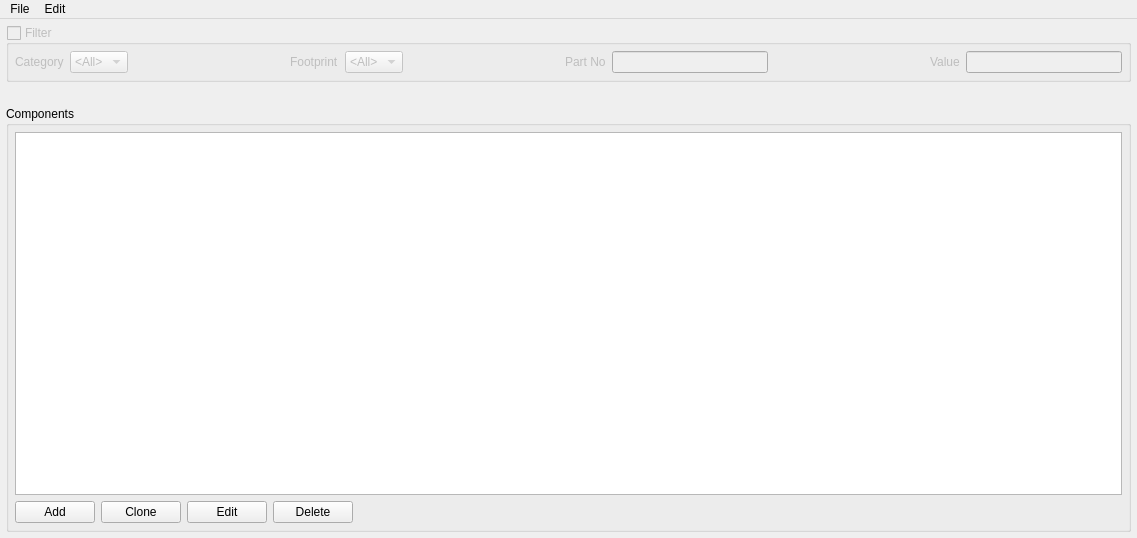
Qt form main_window.ui (MikaelStrom/compdb) before a commit.
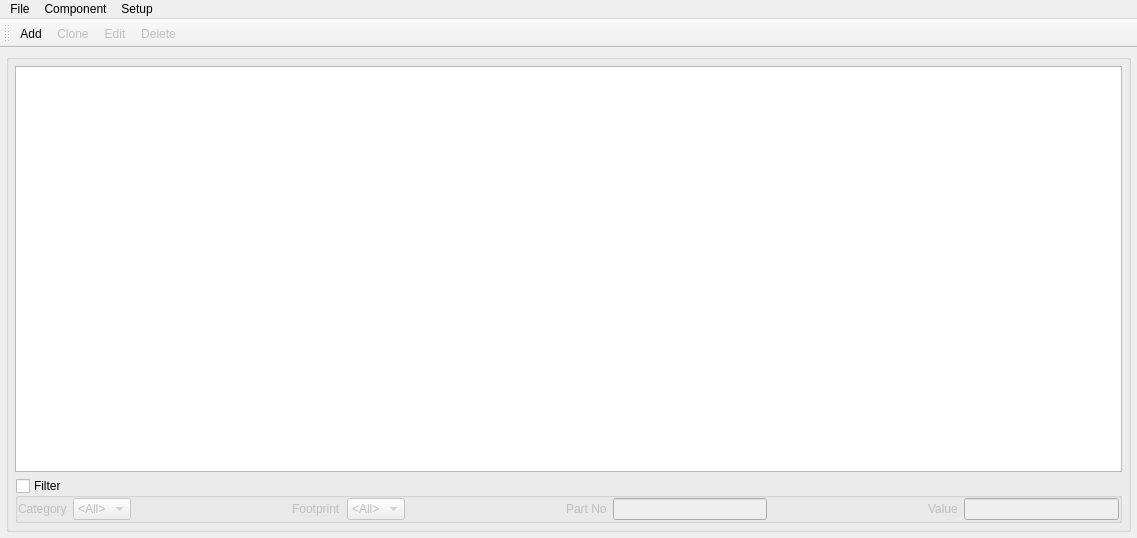
The same form after that commit.

Commit message: Gui state, close database, naming, consistency

```diff
--- a/main_window.ui
+++ b/main_window.ui
@@ -37,9 +37,58 @@
      <number>6</number>
     </property>
     <item>
+     <widget class="QGroupBox" name="group_components">
+      <property name="enabled">
+       <bool>true</bool>
+      </property>
+      <property name="title">
+       <string/>
+      </property>
+      <layout class="QVBoxLayout" name="verticalLayout_2">
+       <property name="leftMargin">
+        <number>6</number>
+       </property>
+       <property name="topMargin">
+        <number>6</number>
+       </property>
+       <property name="rightMargin">
+        <number>6</number>
+       </property>
+       <property name="bottomMargin">
+        <number>6</number>
+       </property>
+       <item>
+        <widget class="QTableView" name="tableView">
+         <property name="alternatingRowColors">
+          <bool>true</bool>
+         </property>
+         <property name="selectionMode">
+          <enum>QAbstractItemView::SingleSelection</enum>
+         </property>
+         <property name="selectionBehavior">
+          <enum>QAbstractItemView::SelectRows</enum>
+         </property>
+         <property name="showGrid">
+          <bool>false</bool>
+         </property>
+         <property name="gridStyle">
+          <enum>Qt::DotLine</enum>
+         </property>
+         <property name="sortingEnabled">
+          <bool>true</bool>
+         </property>
+         <attribute name="verticalHeaderDefaultSectionSize">
+          <number>20</number>
+         </attribute>
+         <attribute name="verticalHeaderMinimumSectionSize">
+          <number>20</number>
+         </attribute>
+        </widget>
+       </item>
+       <item>
      <widget class="QGroupBox" name="group_filter">
       <property name="enabled">
-       <bool>false</bool>
+          <bool>true</bool>
       </property>
       <property name="focusPolicy">
        <enum>Qt::StrongFocus</enum>
@@ -47,6 +96,9 @@
       <property name="title">
        <string>Filter</string>
       </property>
+         <property name="flat">
+          <bool>false</bool>
+         </property>
       <property name="checkable">
        <bool>true</bool>
       </property>
@@ -54,17 +106,20 @@
        <bool>false</bool>
       </property>
       <layout class="QHBoxLayout" name="horizontalLayout_3">
+          <property name="sizeConstraint">
+           <enum>QLayout::SetMinimumSize</enum>
+          </property>
        <property name="leftMargin">
-        <number>6</number>
+           <number>0</number>
        </property>
        <property name="topMargin">
-        <number>6</number>
+           <number>0</number>
        </property>
        <property name="rightMargin">
-        <number>6</number>
+           <number>0</number>
        </property>
        <property name="bottomMargin">
-        <number>6</number>
+           <number>0</number>
        </property>
        <item>
         <widget class="QLabel" name="label_2">
@@ -177,115 +232,6 @@
       <zorder>le_part_no</zorder>
      </widget>
     </item>
-    <item>
-     <widget class="QGroupBox" name="groupBox_2">
-      <property name="title">
-       <string>Components</string>
-      </property>
-      <layout class="QVBoxLayout" name="verticalLayout_2">
-       <property name="leftMargin">
-        <number>6</number>
-       </property>
-       <property name="topMargin">
-        <number>6</number>
-       </property>
-       <property name="rightMargin">
-        <number>6</number>
-       </property>
-       <property name="bottomMargin">
-        <number>6</number>
-       </property>
-       <item>
-        <widget class="QTableView" name="tableView">
-         <property name="alternatingRowColors">
-          <bool>true</bool>
-         </property>
-         <property name="selectionMode">
-          <enum>QAbstractItemView::SingleSelection</enum>
-         </property>
-         <property name="selectionBehavior">
-          <enum>QAbstractItemView::SelectRows</enum>
-         </property>
-         <property name="showGrid">
-          <bool>false</bool>
-         </property>
-         <property name="gridStyle">
-          <enum>Qt::DotLine</enum>
-         </property>
-         <property name="sortingEnabled">
-          <bool>true</bool>
-         </property>
-         <attribute name="verticalHeaderDefaultSectionSize">
-          <number>20</number>
-         </attribute>
-         <attribute name="verticalHeaderMinimumSectionSize">
-          <number>20</number>
-         </attribute>
-        </widget>
-       </item>
-       <item>
-        <layout class="QHBoxLayout" name="horizontalLayout_2">
-         <property name="spacing">
-          <number>-1</number>
-         </property>
-         <property name="sizeConstraint">
-          <enum>QLayout::SetDefaultConstraint</enum>
-         </property>
-         <property name="topMargin">
-          <number>0</number>
-         </property>
-         <item>
-          <widget class="QPushButton" name="pb_add">
-           <property name="text">
-            <string>Add</string>
-           </property>
-          </widget>
-         </item>
-         <item>
-          <widget class="QPushButton" name="pb_clone">
-           <property name="enabled">
-            <bool>true</bool>
-           </property>
-           <property name="text">
-            <string>Clone</string>
-           </property>
-          </widget>
-         </item>
-         <item>
-          <widget class="QPushButton" name="pb_edit">
-           <property name="enabled">
-            <bool>true</bool>
-           </property>
-           <property name="text">
-            <string>Edit</string>
-           </property>
-          </widget>
-         </item>
-         <item>
-          <widget class="QPushButton" name="pb_delete">
-           <property name="enabled">
-            <bool>true</bool>
-           </property>
-           <property name="text">
-            <string>Delete</string>
-           </property>
-          </widget>
-         </item>
-         <item>
-          <spacer name="horizontalSpacer_2">
-           <property name="orientation">
-            <enum>Qt::Horizontal</enum>
-           </property>
-           <property name="sizeHint" stdset="0">
-            <size>
-             <width>1</width>
-             <height>1</height>
-            </size>
-           </property>
-          </spacer>
-         </item>
-        </layout>
-       </item>
       </layout>
      </widget>
     </item>
@@ -307,21 +253,52 @@
     <property name="title">
      <string>File</string>
     </property>
-    <addaction name="actionOpen"/>
-    <addaction name="actionNew"/>
+    <addaction name="action_open"/>
+    <addaction name="action_new"/>
+    <addaction name="action_close"/>
+    <addaction name="action_exit"/>
    </widget>
    <widget class="QMenu" name="menuEdit">
     <property name="title">
-     <string>Edit</string>
+     <string>Setup</string>
     </property>
-    <addaction name="actionCategory"/>
-    <addaction name="actionFootprint"/>
-    <addaction name="actionType"/>
+    <addaction name="action_category"/>
+    <addaction name="action_footprint"/>
+    <addaction name="action_type"/>
+    <addaction name="action_temp"/>
+   </widget>
+   <widget class="QMenu" name="menuComponent">
+    <property name="title">
+     <string>Component</string>
+    </property>
+    <addaction name="action_add"/>
+    <addaction name="action_clone"/>
+    <addaction name="action_edit"/>
+    <addaction name="action_delete"/>
    </widget>
    <addaction name="menuFile"/>
+   <addaction name="menuComponent"/>
    <addaction name="menuEdit"/>
   </widget>
-  <action name="actionOpen">
+  <widget class="QToolBar" name="toolBar">
+   <property name="enabled">
+    <bool>true</bool>
+   </property>
+   <property name="windowTitle">
+    <string>toolBar</string>
+   </property>
+   <attribute name="toolBarArea">
+    <enum>TopToolBarArea</enum>
+   </attribute>
+   <attribute name="toolBarBreak">
+    <bool>false</bool>
+   </attribute>
+   <addaction name="action_add"/>
+   <addaction name="action_clone"/>
+   <addaction name="action_edit"/>
+   <addaction name="action_delete"/>
+  </widget>
+  <action name="action_open">
    <property name="text">
     <string>Open database...</string>
    </property>
@@ -332,9 +309,9 @@
     <string>Ctrl+O</string>
    </property>
   </action>
-  <action name="actionCategory">
+  <action name="action_category">
    <property name="text">
-    <string>Edit Categories</string>
+    <string>Categories</string>
    </property>
    <property name="toolTip">
     <string>Edit Categories</string>
@@ -343,9 +320,9 @@
     <string>Ctrl+C</string>
    </property>
   </action>
-  <action name="actionType">
+  <action name="action_type">
    <property name="text">
-    <string>Edit Mounting</string>
+    <string>Mounting</string>
    </property>
    <property name="toolTip">
     <string>Edit Types</string>
@@ -354,9 +331,9 @@
     <string>Ctrl+M</string>
    </property>
   </action>
-  <action name="actionFootprint">
+  <action name="action_footprint">
    <property name="text">
-    <string>Edit Footprints</string>
+    <string>Footprints</string>
    </property>
    <property name="toolTip">
     <string>Edit Footprints</string>
@@ -365,7 +342,7 @@
     <string>Ctrl+F</string>
    </property>
   </action>
-  <action name="actionNew">
+  <action name="action_new">
    <property name="text">
     <string>New database...</string>
    </property>
@@ -373,9 +350,66 @@
     <string>Ctrl+N</string>
    </property>
   </action>
-  <action name="actionAdd">
+  <action name="action_add">
    <property name="text">
     <string>Add</string>
+   </property>
+   <property name="shortcut">
+    <string>Ctrl+A</string>
+   </property>
+  </action>
+  <action name="action_clone">
+   <property name="enabled">
+    <bool>false</bool>
+   </property>
+   <property name="text">
+    <string>Clone</string>
+   </property>
+   <property name="shortcut">
+    <string>Ctrl+L</string>
+   </property>
+  </action>
+  <action name="action_edit">
+   <property name="enabled">
+    <bool>false</bool>
+   </property>
+   <property name="text">
+    <string>Edit</string>
+   </property>
+   <property name="shortcut">
+    <string>Ctrl+E</string>
+   </property>
+  </action>
+  <action name="action_delete">
+   <property name="enabled">
+    <bool>false</bool>
+   </property>
+   <property name="text">
+    <string>Delete</string>
+   </property>
+   <property name="shortcut">
+    <string>Ctrl+X</string>
+   </property>
+  </action>
+  <action name="action_exit">
+   <property name="enabled">
+    <bool>true</bool>
+   </property>
+   <property name="text">
+    <string>Exit</string>
+   </property>
+  </action>
+  <action name="action_temp">
+   <property name="text">
+    <string>Temperature rating</string>
+   </property>
+   <property name="shortcut">
+    <string>Ctrl+T</string>
+   </property>
+  </action>
+  <action name="action_close">
+   <property name="text">
+    <string>Close database</string>
    </property>
   </action>
  </widget>
```
Lines whose indentation alone changed are shown as unchanged. The commit also changes 5 other files.
